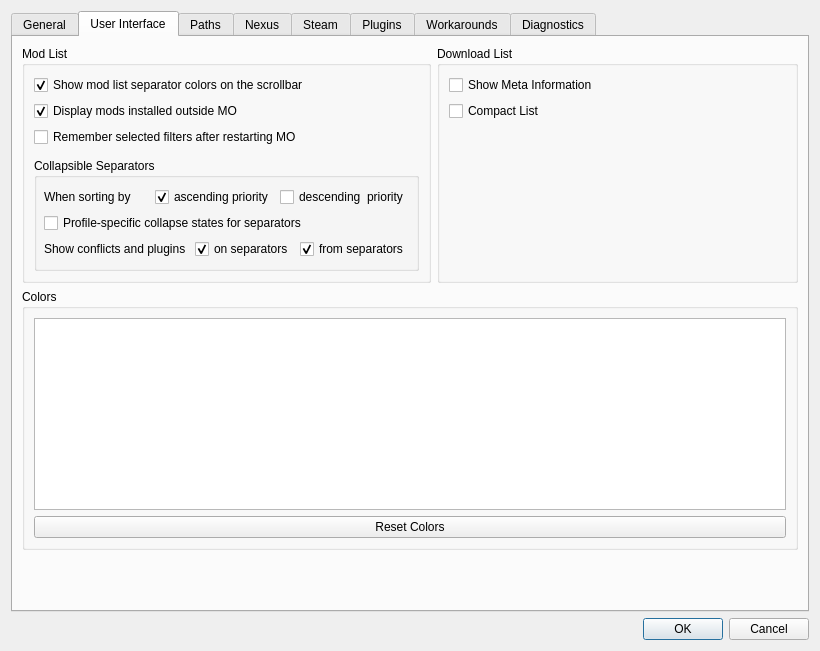
First picture: the form in modorganizer/src/settingsdialog.ui, repository Holt59/mo2-merge, before the edit.
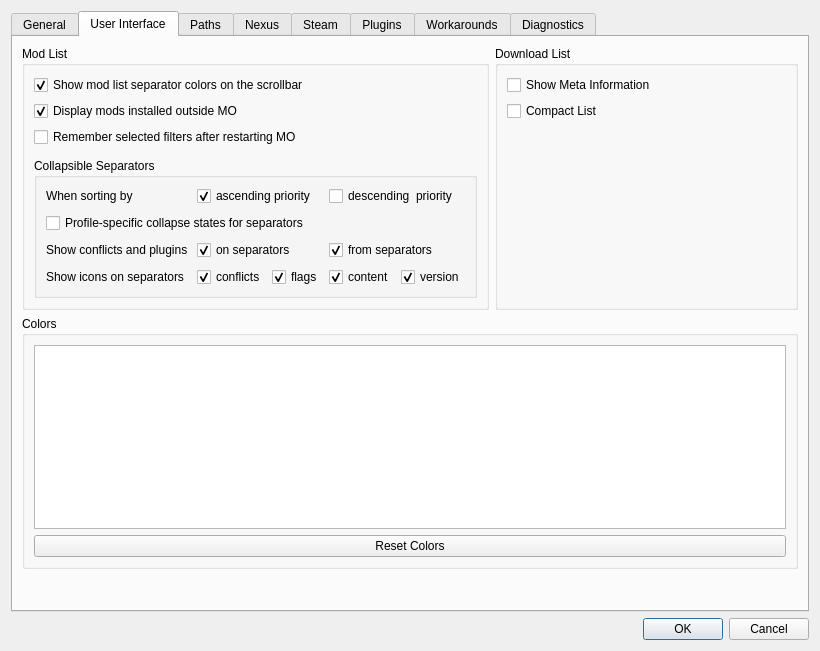
Second picture: the form after the edit. The open tabs and pages were chosen to show the change. Icons and pictures are not drawn. Custom widgets are drawn as their Qt base class.

Commit message: [modorganizer] Add settings to enable/disable icons on collapsed separators.

Diff of the .ui file:
```diff
--- a/modorganizer/src/settingsdialog.ui
+++ b/modorganizer/src/settingsdialog.ui
@@ -311,22 +311,16 @@
               <property name="checked">
                <bool>false</bool>
               </property>
-              <layout class="QVBoxLayout" name="verticalLayout_20">
-               <property name="leftMargin">
-                <number>7</number>
-               </property>
-               <property name="rightMargin">
-                <number>7</number>
-               </property>
-               <item>
-                <widget class="QWidget" name="widget_8" native="true">
+              <layout class="QGridLayout" name="gridLayout_7">
+               <item row="0" column="0">
+                <widget class="QWidget" name="widget_11" native="true">
                  <property name="minimumSize">
                   <size>
                    <width>0</width>
-                   <height>0</height>
+                   <height>50</height>
                   </size>
                  </property>
-                 <layout class="QHBoxLayout" name="horizontalLayout_13">
+                 <layout class="QGridLayout" name="gridLayout_10">
                   <property name="leftMargin">
                    <number>0</number>
                   </property>
@@ -339,34 +333,26 @@
                   <property name="bottomMargin">
                    <number>0</number>
                   </property>
-                  <item>
+                  <item row="0" column="0">
+                   <layout class="QGridLayout" name="gridLayout_9">
+                    <property name="verticalSpacing">
+                     <number>9</number>
+                    </property>
+                    <item row="0" column="0">
                    <widget class="QLabel" name="label_18">
                     <property name="text">
                      <string>When sorting by</string>
                     </property>
                    </widget>
                   </item>
-                  <item>
-                   <widget class="QCheckBox" name="collapsibleSeparatorsAscBox">
+                    <item row="3" column="0">
+                     <widget class="QLabel" name="label_35">
                     <property name="text">
-                     <string>ascending priority</string>
-                    </property>
-                    <property name="checked">
-                     <bool>true</bool>
-                    </property>
-                   </widget>
-                  </item>
-                  <item>
-                   <widget class="QCheckBox" name="collapsibleSeparatorsDscBox">
-                    <property name="text">
-                     <string>descending  priority</string>
-                    </property>
-                   </widget>
-                  </item>
-                 </layout>
-                </widget>
-               </item>
-               <item>
+                       <string>Show icons on separators</string>
+                      </property>
+                     </widget>
+                    </item>
+                    <item row="1" column="0" colspan="3">
                 <widget class="QCheckBox" name="collapsibleSeparatorsPerProfileBox">
                  <property name="toolTip">
                   <string>Do not share the collapse/expanded state of separators between profiles.</string>
@@ -379,29 +365,71 @@
                  </property>
                 </widget>
                </item>
-               <item>
-                <widget class="QWidget" name="widget_9" native="true">
-                 <layout class="QHBoxLayout" name="horizontalLayout_12">
-                  <property name="leftMargin">
-                   <number>0</number>
-                  </property>
-                  <property name="topMargin">
-                   <number>0</number>
-                  </property>
-                  <property name="rightMargin">
-                   <number>0</number>
-                  </property>
-                  <property name="bottomMargin">
-                   <number>0</number>
-                  </property>
-                  <item>
+                    <item row="3" column="2">
+                     <widget class="QCheckBox" name="collapsibleSeparatorsIconsFlagsBox">
+                      <property name="text">
+                       <string>flags</string>
+                      </property>
+                      <property name="checked">
+                       <bool>true</bool>
+                      </property>
+                     </widget>
+                    </item>
+                    <item row="2" column="0">
                    <widget class="QLabel" name="label_34">
                     <property name="text">
                      <string>Show conflicts and plugins </string>
                     </property>
                    </widget>
                   </item>
-                  <item>
+                    <item row="3" column="1">
+                     <widget class="QCheckBox" name="collapsibleSeparatorsIconsConflictsBox">
+                      <property name="text">
+                       <string>conflicts</string>
+                      </property>
+                      <property name="checked">
+                       <bool>true</bool>
+                      </property>
+                     </widget>
+                    </item>
+                    <item row="3" column="3">
+                     <widget class="QCheckBox" name="collapsibleSeparatorsIconsContentsBox">
+                      <property name="text">
+                       <string>content</string>
+                      </property>
+                      <property name="checked">
+                       <bool>true</bool>
+                      </property>
+                     </widget>
+                    </item>
+                    <item row="3" column="4">
+                     <widget class="QCheckBox" name="collapsibleSeparatorsIconsVersionBox">
+                      <property name="text">
+                       <string>version</string>
+                      </property>
+                      <property name="checked">
+                       <bool>true</bool>
+                      </property>
+                     </widget>
+                    </item>
+                    <item row="0" column="1" colspan="2">
+                     <widget class="QCheckBox" name="collapsibleSeparatorsAscBox">
+                      <property name="text">
+                       <string>ascending priority</string>
+                      </property>
+                      <property name="checked">
+                       <bool>true</bool>
+                      </property>
+                     </widget>
+                    </item>
+                    <item row="0" column="3" colspan="2">
+                     <widget class="QCheckBox" name="collapsibleSeparatorsDscBox">
+                      <property name="text">
+                       <string>descending  priority</string>
+                      </property>
+                     </widget>
+                    </item>
+                    <item row="2" column="1" colspan="2">
                    <widget class="QCheckBox" name="collapsibleSeparatorsHighlightToBox">
                     <property name="toolTip">
                      <string>Highlight collapsed separators based on conflicts and plugins from mods inside them.</string>
@@ -417,7 +445,7 @@
                     </property>
                    </widget>
                   </item>
-                  <item>
+                    <item row="2" column="3" colspan="2">
                    <widget class="QCheckBox" name="collapsibleSeparatorsHighlightFromBox">
                     <property name="toolTip">
                      <string>When selecting a collapsed separator, highlight conflicting mods and plugins from mods inside the separator.</string>
@@ -432,6 +460,8 @@
                      <bool>true</bool>
                     </property>
                    </widget>
+                    </item>
+                   </layout>
                   </item>
                  </layout>
                 </widget>
```
Lines whose indentation alone changed are shown as unchanged. The commit also changes 7 other files.
